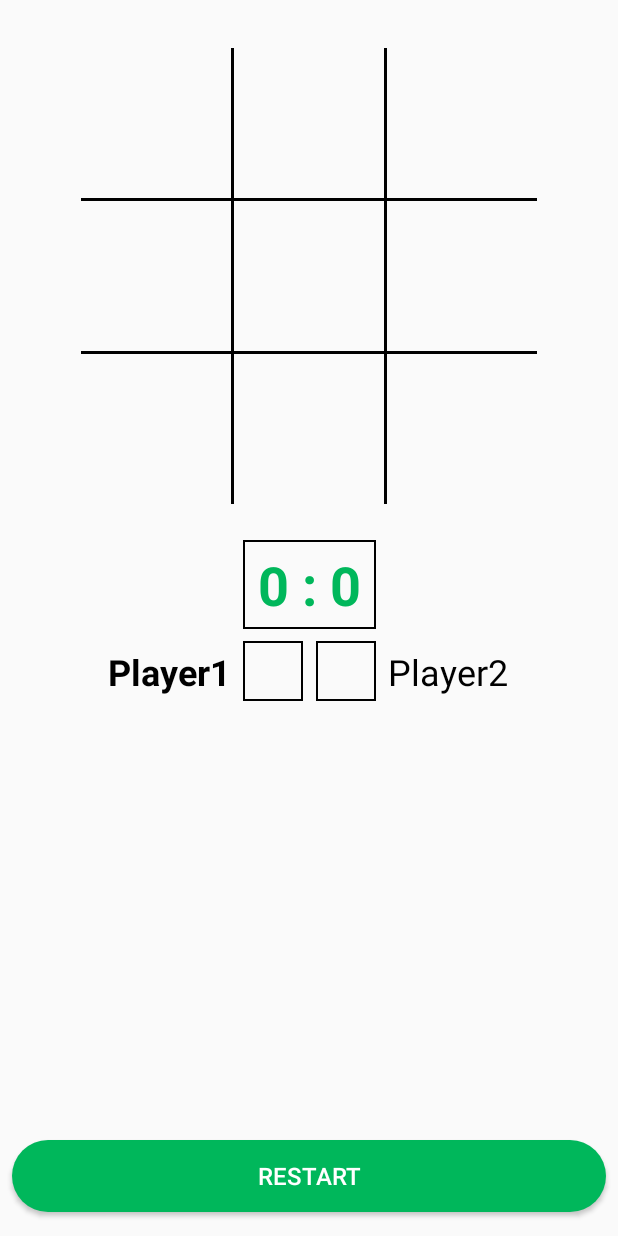
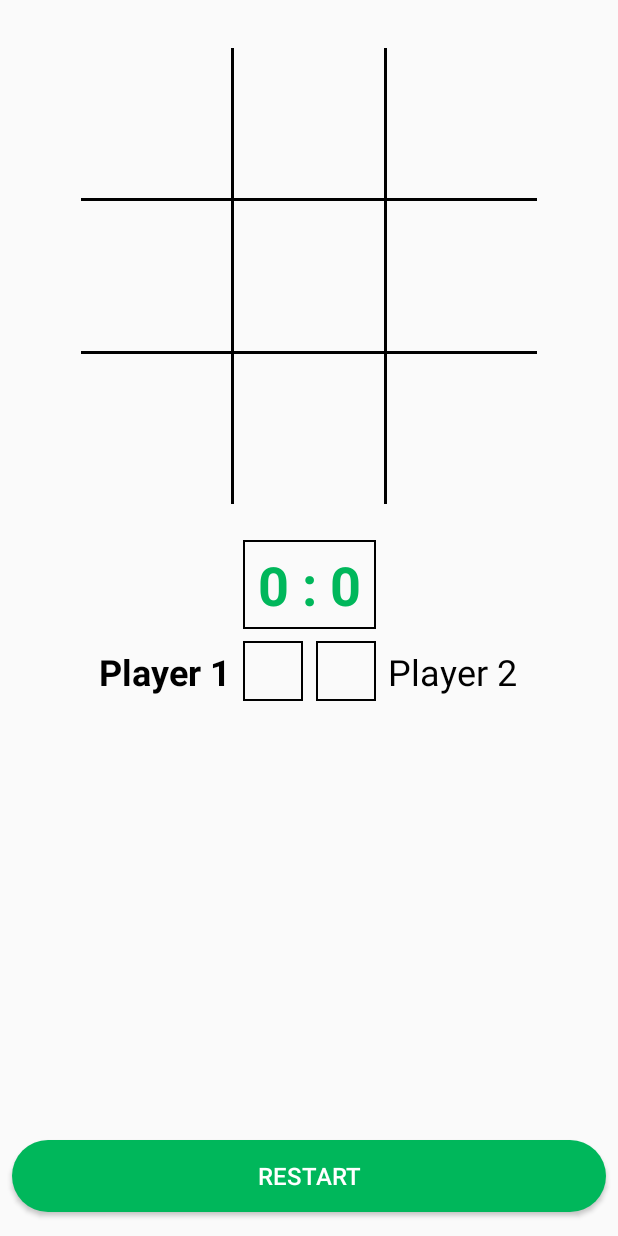
Before and after one commit to dawidd6/AndTTT, an Android app: the LocalActivity screen opened directly, with no data from a screen before it, on a phone screen of 412 x 824 dp. Run offline under Robolectric (Android 15) with nearby library versions, the phone set to English and light mode, and no system bars; libraries missing offline, so code that uses them is left out: com.daimajia.androidanimations.

Commit message:
don't set player name in constructor

```diff
--- a/app/src/main/java/com/github/dawidd6/andttt/BaseGameActivity.java
+++ b/app/src/main/java/com/github/dawidd6/andttt/BaseGameActivity.java
@@ -25,9 +25,8 @@ public abstract class BaseGameActivity extends BaseActivity {
         private int wins;
         private int color;
 
-        public Player(String name, int text, int view, int string) {
+        public Player(int text, int view, int string) {
             this.wins = 0;
-            this.name = name;
             this.string = string;
 
             this.text = findViewById(text);
@@ -138,8 +137,8 @@ public abstract class BaseGameActivity extends BaseActivity {
         frame_dimen = getResources().getDimensionPixelSize(R.dimen.frame_dimen);
 
         // initialize players
-        player1 = new Player("Player1", R.id.player1Text, R.id.player1View, R.string.player1);
-        player2 = new Player("Player2", R.id.player2Text, R.id.player2View, R.string.player2);
+        player1 = new Player(R.id.player1Text, R.id.player1View, R.string.player1);
+        player2 = new Player(R.id.player2Text, R.id.player2View, R.string.player2);
         player1.setColor(Color.GREEN);
         player2.setColor(Color.RED);
 
--- a/app/src/main/java/com/github/dawidd6/andttt/LocalActivity.java
+++ b/app/src/main/java/com/github/dawidd6/andttt/LocalActivity.java
@@ -6,7 +6,8 @@ public class LocalActivity extends BaseGameActivity {
     @Override
     protected void onCreate(Bundle savedInstanceState) {
         super.onCreate(savedInstanceState);
+
+        player1.setName(getString(R.string.player) + " 1");
+        player2.setName(getString(R.string.player) + " 2");
     }
-
-    //TODO
 }
```
